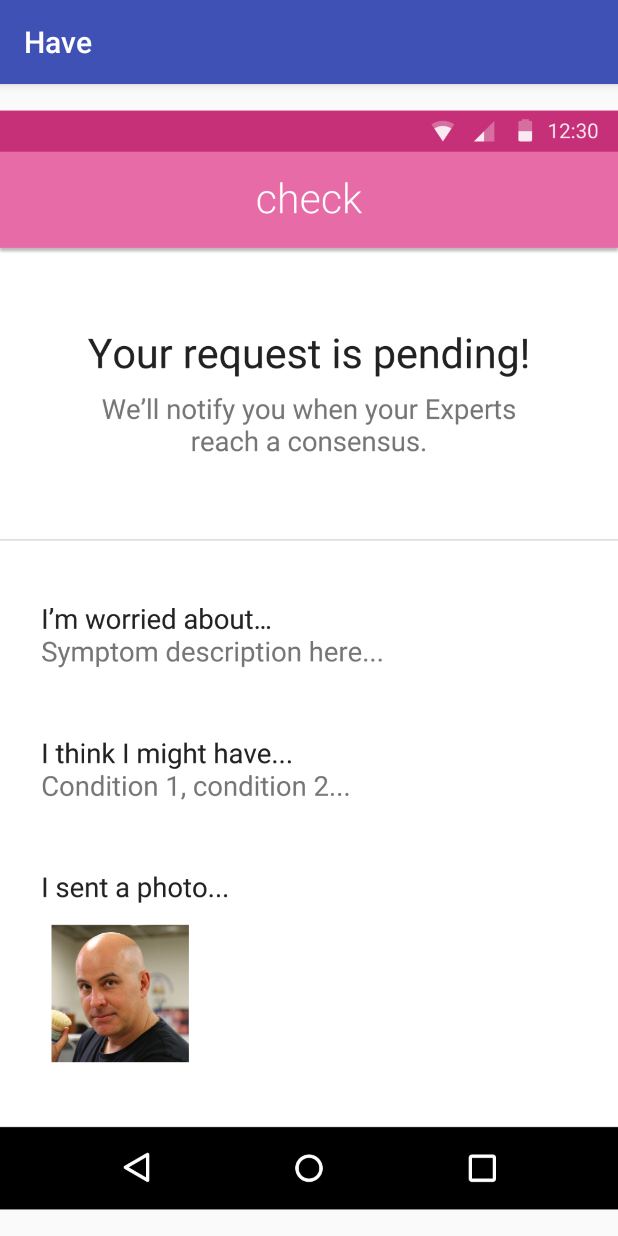
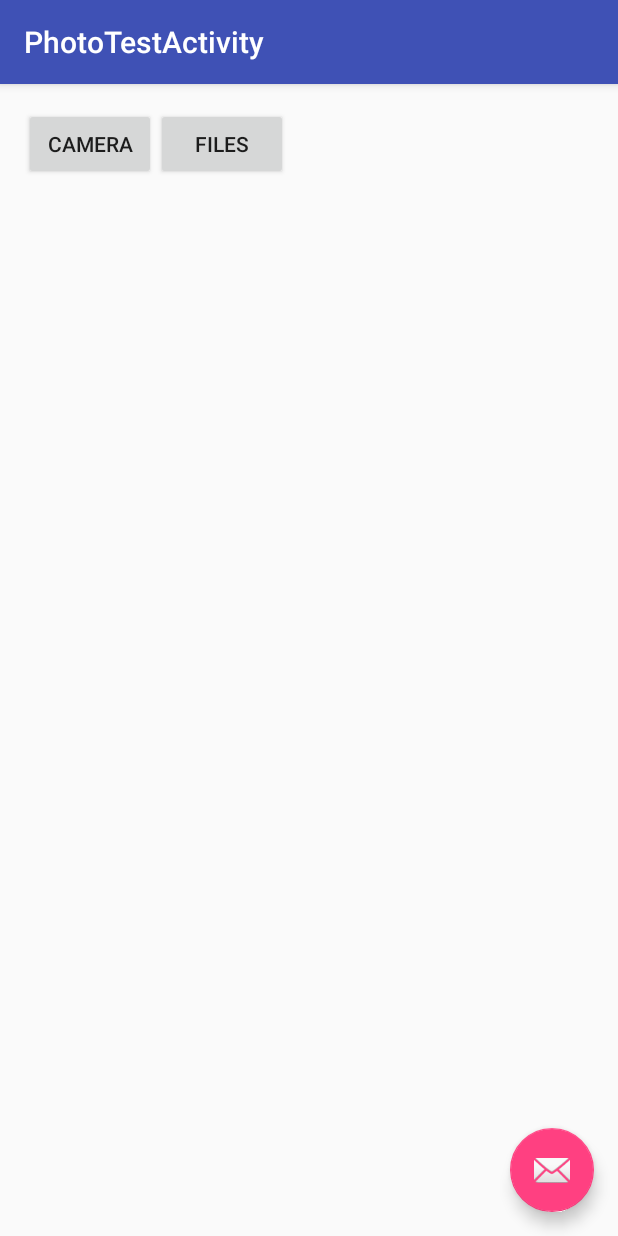
Before and after one commit to cs160-berkeley/Group-9-Project, an Android app: the PhotoAndReviewActivity screen opened directly, with no data from a screen before it, after a tap on "NEXT", on a phone screen of 412 x 824 dp. Run offline under Robolectric (Android 15) with nearby library versions, the phone set to English and light mode, and no system bars; libraries missing offline, so code that uses them is left out: pl.aprilapps.easyphotopicker.

Commit message:
add photo library and create view fragment for photo picker, as well as test activity for viewing uploaded images

```diff
--- a/Have/mobile/build.gradle
+++ b/Have/mobile/build.gradle
@@ -19,6 +19,10 @@ android {
     }
 }
 
+repositories {
+    maven { url "https://jitpack.io" }
+}
+
 dependencies {
     compile fileTree(dir: 'libs', include: ['*.jar'])
     wearApp project(':wear')
@@ -26,4 +30,6 @@ dependencies {
     compile 'com.android.support:appcompat-v7:23.2.0'
     compile 'com.google.android.gms:play-services:8.4.0'
     compile 'com.android.support:design:23.2.0'
+    compile 'com.android.support:support-v4:23.1.1'
+    compile 'com.github.jkwiecien:EasyImage:1.2.1'
 }
--- a/Have/mobile/src/main/java/com/cs160group9/have/PhotoAndReviewActivity.java
+++ b/Have/mobile/src/main/java/com/cs160group9/have/PhotoAndReviewActivity.java
@@ -20,7 +20,7 @@ public class PhotoAndReviewActivity extends AppCompatActivity {
         submitButton.setOnClickListener(new View.OnClickListener() {
             @Override
             public void onClick(View v) {
-                Intent requestSubmittedIntent = new Intent(getBaseContext(), RequestSubmittedActivity.class);
+                Intent requestSubmittedIntent = new Intent(getBaseContext(), PhotoTestActivity.class);
                 startActivity(requestSubmittedIntent);
             }
         });
--- /dev/null
+++ b/Have/mobile/src/main/java/com/cs160group9/have/PhotoPickerFragment.java
@@ -0,0 +1,154 @@
+package com.cs160group9.have;
+
+import android.app.Activity;
+import android.content.Context;
+import android.content.Intent;
+import android.net.Uri;
+import android.os.Bundle;
+import android.support.v4.app.Fragment;
+import android.view.LayoutInflater;
+import android.view.View;
+import android.view.ViewGroup;
+import android.widget.Button;
+
+import java.io.File;
+
+import pl.aprilapps.easyphotopicker.DefaultCallback;
+import pl.aprilapps.easyphotopicker.EasyImage;
+
+
+/**
+ * A simple {@link Fragment} subclass.
+ * Activities that contain this fragment must implement the
+ * {@link PhotoPickerFragment.OnFragmentInteractionListener} interface
+ * to handle interaction events.
+ * Use the {@link PhotoPickerFragment#newInstance} factory method to
+ * create an instance of this fragment.
+ */
+public class PhotoPickerFragment extends Fragment {
+    // TODO: Rename parameter arguments, choose names that match
+    // the fragment initialization parameters, e.g. ARG_ITEM_NUMBER
+    private static final String ARG_PARAM1 = "param1";
+    private static final String ARG_PARAM2 = "param2";
+
+    // TODO: Rename and change types of parameters
+    private String mParam1;
+    private String mParam2;
+
+    private OnFragmentInteractionListener mListener;
+
+    public PhotoPickerFragment() {
+        // Required empty public constructor
+    }
+
+    /**
+     * Use this factory method to create a new instance of
+     * this fragment using the provided parameters.
+     *
+     * @param param1 Parameter 1.
+     * @param param2 Parameter 2.
+     * @return A new instance of fragment PhotoPickerFragment.
+     */
+    // TODO: Rename and change types and number of parameters
+    public static PhotoPickerFragment newInstance(String param1, String param2) {
+        PhotoPickerFragment fragment = new PhotoPickerFragment();
+        Bundle args = new Bundle();
+        args.putString(ARG_PARAM1, param1);
+        args.putString(ARG_PARAM2, param2);
+        fragment.setArguments(args);
+        return fragment;
+    }
+
+    @Override
+    public void onCreate(Bundle savedInstanceState) {
+        super.onCreate(savedInstanceState);
+    }
+
+    @Override
+    public View onCreateView(LayoutInflater inflater, ViewGroup container,
+                             Bundle savedInstanceState) {
+        View photoPickerView = inflater.inflate(R.layout.fragment_photo_picker, container, false);
+        final Fragment self = this;
+        Button cameraButton = (Button)photoPickerView.findViewById(R.id.camera_btn);
+        Button fileButton = (Button)photoPickerView.findViewById(R.id.file_btn);
+
+        cameraButton.setOnClickListener(new View.OnClickListener() {
+            @Override
+            public void onClick(View v) {
+                EasyImage.openCamera(self, 0);
+            }
+        });
+
+        fileButton.setOnClickListener(new View.OnClickListener() {
+            @Override
+            public void onClick(View v) {
+                EasyImage.openDocuments(self, 0);
+            }
+        });
+
+        return photoPickerView;
+    }
+
+    // TODO: Rename method, update argument and hook method into UI event
+    public void onButtonPressed(Uri uri) {
+        if (mListener != null) {
+//            mListener.onFragmentInteraction(uri);
+        }
+    }
+
+    @Override
+    public void onAttach(Context context) {
+        super.onAttach(context);
+        if (context instanceof OnFragmentInteractionListener) {
+            mListener = (OnFragmentInteractionListener) context;
+        } else {
+            throw new RuntimeException(context.toString()
+                    + " must implement OnFragmentInteractionListener");
+        }
+    }
+
+    @Override
+    public void onDetach() {
+        super.onDetach();
+        mListener = null;
+    }
+
+    @Override
+    public void onActivityResult(int requestCode, int resultCode, Intent data) {
+        super.onActivityResult(requestCode, resultCode, data);
+
+        EasyImage.handleActivityResult(requestCode, resultCode, data, getActivity(), new DefaultCallback() {
+            @Override
+            public void onImagePickerError(Exception e, EasyImage.ImageSource source, int type) {
+                //Some error handling
+            }
+
+            @Override
+            public void onImagePicked(File imageFile, EasyImage.ImageSource source, int type) {
+                //Handle the image
+                onPhotoReturned(imageFile);
+            }
+        });
+    }
+
+    public void onPhotoReturned (File f)    {
+        mListener.onPhotoReturned(f);
+    }
+
+
+
+    /**
+     * This interface must be implemented by activities that contain this
+     * fragment to allow an interaction in this fragment to be communicated
+     * to the activity and potentially other fragments contained in that
+     * activity.
+     * <p>
+     * See the Android Training lesson <a href=
+     * "http://developer.android.com/training/basics/fragments/communicating.html"
+     * >Communicating with Other Fragments</a> for more information.
+     */
+    public interface OnFragmentInteractionListener {
+        // TODO: Update argument type and name
+        void onPhotoReturned(File f);
+    }
+}
--- /dev/null
+++ b/Have/mobile/src/main/java/com/cs160group9/have/PhotoTestActivity.java
@@ -0,0 +1,38 @@
+package com.cs160group9.have;
+
+import android.os.Bundle;
+import android.support.design.widget.FloatingActionButton;
+import android.support.design.widget.Snackbar;
+import android.support.v7.app.AppCompatActivity;
+import android.support.v7.widget.Toolbar;
+import android.view.View;
+
+import java.io.File;
+
+public class PhotoTestActivity extends AppCompatActivity implements PhotoPickerFragment.OnFragmentInteractionListener {
+
+    private File photo;
+
+    @Override
+    protected void onCreate(Bundle savedInstanceState) {
+        super.onCreate(savedInstanceState);
+        setContentView(R.layout.activity_photo_test);
+        Toolbar toolbar = (Toolbar) findViewById(R.id.toolbar);
+        setSupportActionBar(toolbar);
+
+        FloatingActionButton fab = (FloatingActionButton) findViewById(R.id.fab);
+        fab.setOnClickListener(new View.OnClickListener() {
+            @Override
+            public void onClick(View view) {
+                Snackbar.make(view, "Replace with your own action", Snackbar.LENGTH_LONG)
+                        .setAction("Action", null).show();
+            }
+        });
+    }
+
+    @Override
+    public void onPhotoReturned(File f) {
+
+        System.out.println("photo");
+    }
+}
--- /dev/null
+++ b/Have/mobile/src/main/res/layout/activity_photo_test.xml
@@ -0,0 +1,34 @@
+<?xml version="1.0" encoding="utf-8"?>
+<android.support.design.widget.CoordinatorLayout xmlns:android="http://schemas.android.com/apk/res/android"
+    xmlns:app="http://schemas.android.com/apk/res-auto"
+    xmlns:tools="http://schemas.android.com/tools"
+    android:layout_width="match_parent"
+    android:layout_height="match_parent"
+    android:fitsSystemWindows="true"
+    tools:context="com.cs160group9.have.PhotoTestActivity">
+
+    <android.support.design.widget.AppBarLayout
+        android:layout_width="match_parent"
+        android:layout_height="wrap_content"
+        android:theme="@style/AppTheme.AppBarOverlay">
+
+        <android.support.v7.widget.Toolbar
+            android:id="@+id/toolbar"
+            android:layout_width="match_parent"
+            android:layout_height="?attr/actionBarSize"
+            android:background="?attr/colorPrimary"
+            app:popupTheme="@style/AppTheme.PopupOverlay" />
+
+    </android.support.design.widget.AppBarLayout>
+
+    <include layout="@layout/content_photo_test" />
+
+    <android.support.design.widget.FloatingActionButton
+        android:id="@+id/fab"
+        android:layout_width="wrap_content"
+        android:layout_height="wrap_content"
+        android:layout_gravity="bottom|end"
+        android:layout_margin="@dimen/fab_margin"
+        android:src="@android:drawable/ic_dialog_email" />
+
+</android.support.design.widget.CoordinatorLayout>
--- /dev/null
+++ b/Have/mobile/src/main/res/layout/content_photo_test.xml
@@ -0,0 +1,26 @@
+<?xml version="1.0" encoding="utf-8"?>
+<RelativeLayout xmlns:android="http://schemas.android.com/apk/res/android"
+    xmlns:app="http://schemas.android.com/apk/res-auto"
+    xmlns:tools="http://schemas.android.com/tools"
+    android:layout_width="match_parent"
+    android:layout_height="match_parent"
+    android:paddingBottom="@dimen/activity_vertical_margin"
+    android:paddingLeft="@dimen/activity_horizontal_margin"
+    android:paddingRight="@dimen/activity_horizontal_margin"
+    android:paddingTop="@dimen/activity_vertical_margin"
+    app:layout_behavior="@string/appbar_scrolling_view_behavior"
+    tools:context="com.cs160group9.have.PhotoTestActivity"
+    tools:showIn="@layout/activity_photo_test">
+
+    <ImageView
+        android:id="@+id/image"
+        android:layout_width="match_parent"
+        android:layout_height="wrap_content"
+        android:contentDescription="Image uploaded"/>
+
+    <fragment
+        android:name="com.cs160group9.have.PhotoPickerFragment"
+        android:id="@+id/test_picker"
+        android:layout_width="wrap_content"
+        android:layout_height="wrap_content" />
+</RelativeLayout>
--- /dev/null
+++ b/Have/mobile/src/main/res/layout/fragment_photo_picker.xml
@@ -0,0 +1,22 @@
+<FrameLayout xmlns:android="http://schemas.android.com/apk/res/android"
+    xmlns:tools="http://schemas.android.com/tools"
+    android:layout_width="match_parent"
+    android:layout_height="match_parent"
+    tools:context="com.cs160group9.have.PhotoPickerFragment">
+
+    <!-- TODO: Update blank fragment layout -->
+    <LinearLayout
+        android:layout_width="match_parent"
+        android:layout_height="wrap_content">
+        <Button
+            android:id="@+id/camera_btn"
+            android:layout_width="wrap_content"
+            android:layout_height="wrap_content"
+            android:text="Camera"/>
+        <Button
+            android:id="@+id/file_btn"
+            android:layout_width="wrap_content"
+            android:layout_height="wrap_content"
+            android:text="Files"/>
+    </LinearLayout>
+</FrameLayout>
--- /dev/null
+++ b/Have/mobile/src/main/res/values-v21/styles.xml
@@ -0,0 +1,9 @@
+<resources>>
+
+    <style name="AppTheme.NoActionBar">
+        <item name="windowActionBar">false</item>
+        <item name="windowNoTitle">true</item>
+        <item name="android:windowDrawsSystemBarBackgrounds">true</item>
+        <item name="android:statusBarColor">@android:color/transparent</item>
+    </style>
+</resources>
--- /dev/null
+++ b/Have/mobile/src/main/res/values-w820dp/dimens.xml
@@ -0,0 +1,6 @@
+<resources>
+    <!-- Example customization of dimensions originally defined in res/values/dimens.xml
+         (such as screen margins) for screens with more than 820dp of available width. This
+         would include 7" and 10" devices in landscape (~960dp and ~1280dp respectively). -->
+    <dimen name="activity_horizontal_margin">64dp</dimen>
+</resources>
--- a/Have/mobile/src/main/res/values/dimens.xml
+++ b/Have/mobile/src/main/res/values/dimens.xml
@@ -2,4 +2,5 @@
     <!-- Default screen margins, per the Android Design guidelines. -->
     <dimen name="activity_horizontal_margin">16dp</dimen>
     <dimen name="activity_vertical_margin">16dp</dimen>
+    <dimen name="fab_margin">16dp</dimen>
 </resources>
--- a/Have/mobile/src/main/res/values/strings.xml
+++ b/Have/mobile/src/main/res/values/strings.xml
@@ -1,3 +1,7 @@
 <resources>
     <string name="app_name">Have</string>
+
+    <!-- TODO: Remove or change this placeholder text -->
+    <string name="hello_blank_fragment">Hello blank fragment</string>
+    <string name="title_activity_photo_test">PhotoTestActivity</string>
 </resources>
--- a/Have/mobile/src/main/res/values/styles.xml
+++ b/Have/mobile/src/main/res/values/styles.xml
@@ -8,4 +8,13 @@
         <item name="colorAccent">@color/colorAccent</item>
     </style>
 
+    <style name="AppTheme.NoActionBar">
+        <item name="windowActionBar">false</item>
+        <item name="windowNoTitle">true</item>
+    </style>
+
+    <style name="AppTheme.AppBarOverlay" parent="ThemeOverlay.AppCompat.Dark.ActionBar" />
+
+    <style name="AppTheme.PopupOverlay" parent="ThemeOverlay.AppCompat.Light" />
+
 </resources>
```
Also changed, not shown: Have/mobile/src/main/AndroidManifest.xml (+10 -10 lines).
